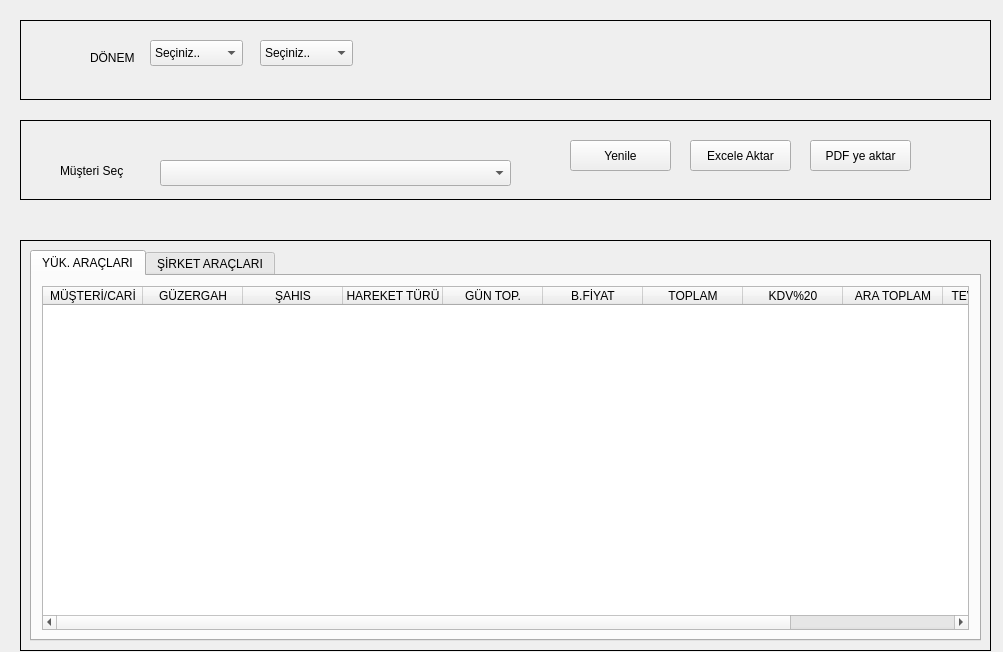
Above: ui/ui_files/hakedis_window.ui from AyhanErcan70/SATTUP before the change. Below: the same form after it.
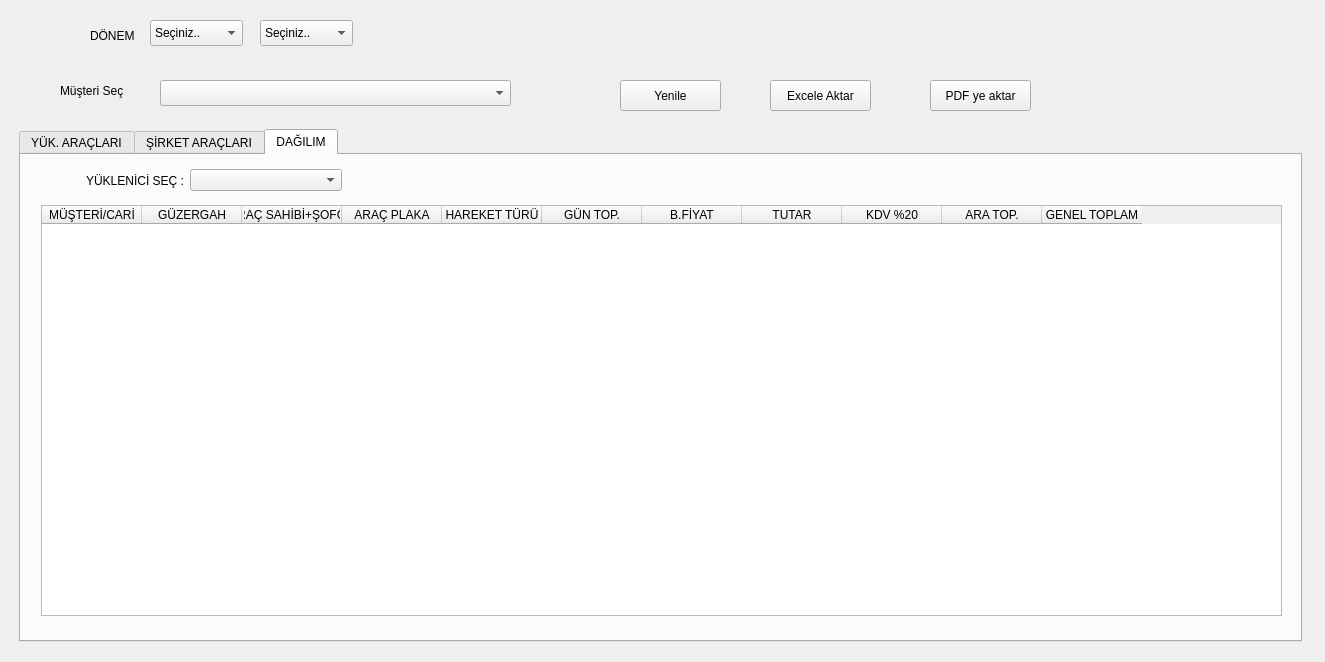
That is the form after the change. The open tabs and pages were chosen to show the change.

Commit message: hakediş test aşaması

What changed in the file:
```diff
--- a/ui/ui_files/hakedis_window.ui
+++ b/ui/ui_files/hakedis_window.ui
@@ -6,8 +6,8 @@
    <rect>
     <x>0</x>
     <y>0</y>
-    <width>1003</width>
-    <height>652</height>
+    <width>1325</width>
+    <height>662</height>
    </rect>
   </property>
   <property name="windowTitle">
@@ -17,13 +17,13 @@
    <property name="geometry">
     <rect>
      <x>20</x>
-     <y>20</y>
-     <width>971</width>
-     <height>80</height>
+     <y>10</y>
+     <width>1291</width>
+     <height>50</height>
     </rect>
    </property>
    <property name="frameShape">
-    <enum>QFrame::Shape::Box</enum>
+    <enum>QFrame::Shape::NoFrame</enum>
    </property>
    <property name="frameShadow">
     <enum>QFrame::Shadow::Plain</enum>
@@ -32,9 +32,9 @@
     <property name="geometry">
      <rect>
       <x>70</x>
-      <y>30</y>
+      <y>10</y>
       <width>49</width>
-      <height>16</height>
+      <height>31</height>
      </rect>
     </property>
     <property name="text">
@@ -45,7 +45,7 @@
     <property name="geometry">
      <rect>
       <x>130</x>
-      <y>20</y>
+      <y>10</y>
       <width>93</width>
       <height>26</height>
      </rect>
@@ -70,7 +70,7 @@
     <property name="geometry">
      <rect>
       <x>240</x>
-      <y>20</y>
+      <y>10</y>
       <width>93</width>
       <height>26</height>
      </rect>
@@ -146,13 +146,13 @@
    <property name="geometry">
     <rect>
      <x>20</x>
-     <y>120</y>
-     <width>971</width>
-     <height>80</height>
+     <y>70</y>
+     <width>1291</width>
+     <height>50</height>
     </rect>
    </property>
    <property name="frameShape">
-    <enum>QFrame::Shape::Box</enum>
+    <enum>QFrame::Shape::NoFrame</enum>
    </property>
    <property name="frameShadow">
     <enum>QFrame::Shadow::Plain</enum>
@@ -161,7 +161,7 @@
     <property name="geometry">
      <rect>
       <x>140</x>
-      <y>40</y>
+      <y>10</y>
       <width>351</width>
       <height>26</height>
      </rect>
@@ -171,7 +171,7 @@
     <property name="geometry">
      <rect>
       <x>40</x>
-      <y>40</y>
+      <y>10</y>
       <width>91</width>
       <height>21</height>
      </rect>
@@ -183,8 +183,8 @@
    <widget class="QPushButton" name="btn_refresh">
     <property name="geometry">
      <rect>
-      <x>550</x>
-      <y>20</y>
+      <x>600</x>
+      <y>10</y>
       <width>101</width>
       <height>31</height>
      </rect>
@@ -196,8 +196,8 @@
    <widget class="QPushButton" name="btn_export_excel">
     <property name="geometry">
      <rect>
-      <x>670</x>
-      <y>20</y>
+      <x>750</x>
+      <y>10</y>
       <width>101</width>
       <height>31</height>
      </rect>
@@ -209,8 +209,8 @@
    <widget class="QPushButton" name="btn_export_pdf">
     <property name="geometry">
      <rect>
-      <x>790</x>
-      <y>20</y>
+      <x>910</x>
+      <y>10</y>
       <width>101</width>
       <height>31</height>
      </rect>
@@ -223,20 +223,20 @@
   <widget class="QFrame" name="bottom_frame">
    <property name="geometry">
     <rect>
-     <x>20</x>
-     <y>240</y>
-     <width>971</width>
-     <height>411</height>
+     <x>10</x>
+     <y>120</y>
+     <width>1301</width>
+     <height>531</height>
     </rect>
    </property>
    <property name="frameShape">
-    <enum>QFrame::Shape::Box</enum>
+    <enum>QFrame::Shape::NoFrame</enum>
    </property>
    <property name="frameShadow">
     <enum>QFrame::Shadow::Plain</enum>
    </property>
    <layout class="QGridLayout" name="gridLayout">
-    <item row="0" column="0">
+    <item row="0" column="1">
      <widget class="QTabWidget" name="tabWidget_hakedis">
       <property name="currentIndex">
        <number>0</number>
@@ -250,8 +250,8 @@
          <rect>
           <x>10</x>
           <y>10</y>
-          <width>927</width>
-          <height>344</height>
+          <width>1251</width>
+          <height>460</height>
          </rect>
         </property>
         <column>
@@ -381,6 +381,101 @@
         </column>
        </widget>
       </widget>
+      <widget class="QWidget" name="tab">
+       <attribute name="title">
+        <string>DAĞILIM</string>
+       </attribute>
+       <widget class="QTableWidget" name="tbl_owner_report">
+        <property name="geometry">
+         <rect>
+          <x>20</x>
+          <y>50</y>
+          <width>1241</width>
+          <height>411</height>
+         </rect>
+        </property>
+        <column>
+         <property name="text">
+          <string>MÜŞTERİ/CARİ</string>
+         </property>
+        </column>
+        <column>
+         <property name="text">
+          <string>GÜZERGAH</string>
+         </property>
+        </column>
+        <column>
+         <property name="text">
+          <string>ARAÇ SAHİBİ+ŞOFÖR</string>
+         </property>
+        </column>
+        <column>
+         <property name="text">
+          <string>ARAÇ PLAKA</string>
+         </property>
+        </column>
+        <column>
+         <property name="text">
+          <string>HAREKET TÜRÜ</string>
+         </property>
+        </column>
+        <column>
+         <property name="text">
+          <string>GÜN TOP.</string>
+         </property>
+        </column>
+        <column>
+         <property name="text">
+          <string>B.FİYAT</string>
+         </property>
+        </column>
+        <column>
+         <property name="text">
+          <string>TUTAR</string>
+         </property>
+        </column>
+        <column>
+         <property name="text">
+          <string>KDV %20</string>
+         </property>
+        </column>
+        <column>
+         <property name="text">
+          <string>ARA TOP.</string>
+         </property>
+        </column>
+        <column>
+         <property name="text">
+          <string>GENEL TOPLAM</string>
+         </property>
+        </column>
+       </widget>
+       <widget class="QWidget" name="layoutWidget">
+        <property name="geometry">
+         <rect>
+          <x>10</x>
+          <y>10</y>
+          <width>311</width>
+          <height>31</height>
+         </rect>
+        </property>
+        <layout class="QHBoxLayout" name="horizontalLayout">
+         <item>
+          <widget class="QLabel" name="lbl_arac_sahibi">
+           <property name="text">
+            <string>YÜKLENİCİ SEÇ :</string>
+           </property>
+           <property name="alignment">
+            <set>Qt::AlignmentFlag::AlignRight|Qt::AlignmentFlag::AlignTrailing|Qt::AlignmentFlag::AlignVCenter</set>
+           </property>
+          </widget>
+         </item>
+         <item>
+          <widget class="QComboBox" name="cmb_owner"/>
+         </item>
+        </layout>
+       </widget>
+      </widget>
      </widget>
     </item>
    </layout>
```
Left out of the diff: 9 changed lines with no effect on the pictures. The commit also changes 9 other files.
